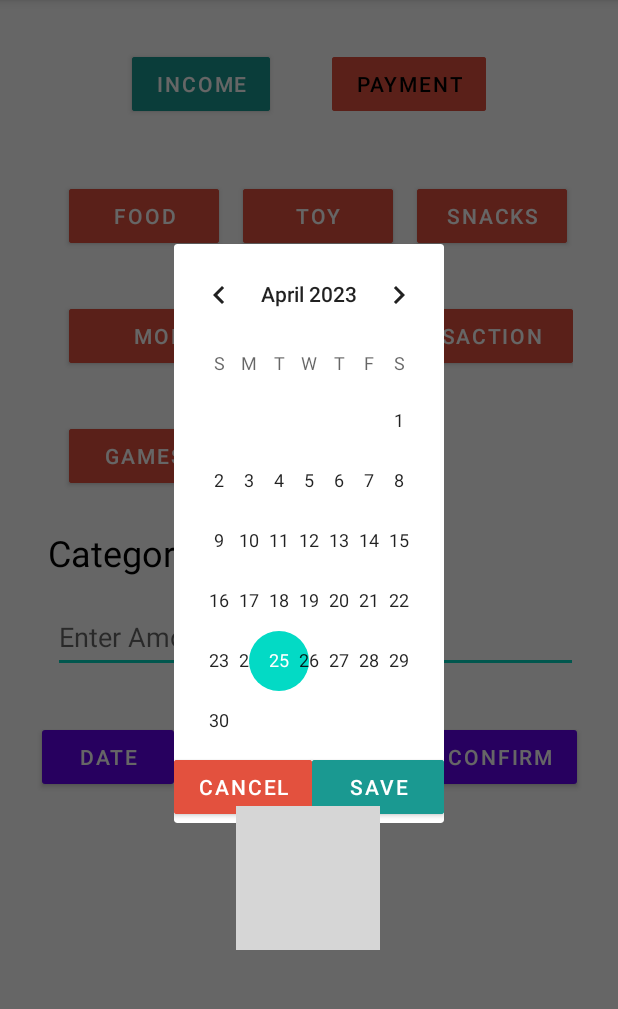
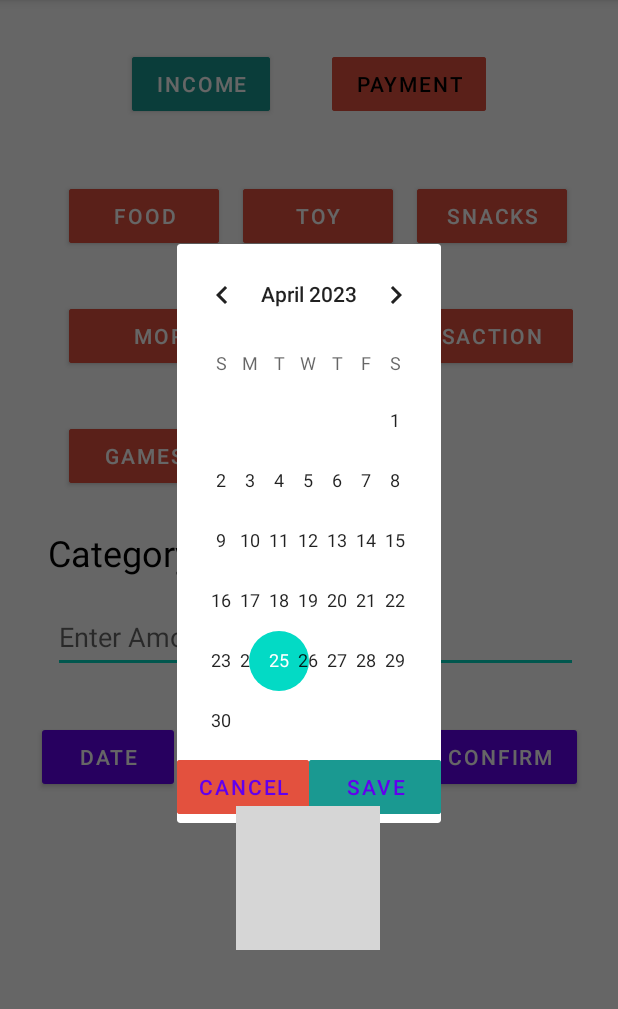
Before and after one commit to thegaminglegend/Financing-App, an Android app: the screen it shows after launch (MainActivity), after a tap on "DATE", on a phone screen of 412 x 824 dp, the part 84-1093 px from its top. Run offline under Robolectric (Android 15) with nearby library versions, the phone set to English and light mode, and no system bars; 3 other taps on this screen came first; grey boxes are pictures that could not be loaded.

Commit message:
init commit

```diff
--- a/app/src/main/java/edu/oru/cit352/moseszhao/finalprojectbudgetapp/FinanceDBHelper.java
+++ b/app/src/main/java/edu/oru/cit352/moseszhao/finalprojectbudgetapp/FinanceDBHelper.java
@@ -10,7 +10,7 @@ import android.util.Log;
 Name: Mengen Zhao
 Professor: Dr. Osborne
 Program: Financing App
-Date: 4/15/2023
+Date: 4/25/2023
 Description: An app that records financial spending and gain
 Class to help to manage Database to create table and update DB when version change
 */
--- a/app/src/main/java/edu/oru/cit352/moseszhao/finalprojectbudgetapp/MainActivity.java
+++ b/app/src/main/java/edu/oru/cit352/moseszhao/finalprojectbudgetapp/MainActivity.java
@@ -1,7 +1,6 @@
 package edu.oru.cit352.moseszhao.finalprojectbudgetapp;
 
 //Imports
-
 import static com.google.android.material.internal.ViewUtils.hideKeyboard;
 
 import androidx.appcompat.app.AppCompatActivity;
@@ -28,6 +27,15 @@ import org.w3c.dom.Text;
 import java.time.Month;
 import java.util.Calendar;
 
+/*
+Name: Mengen Zhao
+Professor: Dr. Osborne
+Program: Financing App
+Date: 4/25/2023
+Description: An app that records financial spending and gain and displays it each month.
+MainActivity class manages the main activity initializes all buttons and displays
+Stores a financial instance in the Database and opens up monthlyViewActivity
+*/
 
 public class MainActivity extends AppCompatActivity implements DatePickerDialog.SaveDateListener {
 
@@ -98,8 +106,6 @@ public class MainActivity extends AppCompatActivity implements DatePickerDialog.
                 currentFinance.setCategory(tvCategory.getText().toString());
             }
         });
-
-
     }
 
     //Function to initialize the buttons to control fragments
@@ -230,7 +236,7 @@ public class MainActivity extends AppCompatActivity implements DatePickerDialog.
                         wasSuccessful = fs.insertFinance(currentFinance);
                         //If inserted update the financeID
                         if(wasSuccessful){
-                            int newID = fs.getLastContactID();
+                            int newID = fs.getLastFinanceID();
                             currentFinance.setFinanceID(newID);
                         }
                     }
@@ -257,5 +263,4 @@ public class MainActivity extends AppCompatActivity implements DatePickerDialog.
         });
     }
 
-
 }
--- a/app/src/main/res/layout/activity_main.xml
+++ b/app/src/main/res/layout/activity_main.xml
@@ -15,10 +15,11 @@
         android:layout_marginTop="32dp"
         android:backgroundTint="@color/incomeGreen"
 
-        android:text="Income"
+        android:text="@string/income"
         app:cornerRadius="2dp"
         app:layout_constraintStart_toStartOf="parent"
-        app:layout_constraintTop_toTopOf="parent" />
+        app:layout_constraintTop_toTopOf="parent"
+        tools:ignore="TextContrastCheck" />
 
     <Button
         android:id="@+id/buttonPayment"
@@ -26,11 +27,12 @@
         android:layout_height="wrap_content"
         android:layout_marginTop="32dp"
         android:layout_marginEnd="88dp"
-        android:text="Payment"
+        android:backgroundTint="@color/paymentRed"
+        android:text="@string/payment"
         app:cornerRadius="2dp"
-        android:backgroundTint="@color/paymentRed"
         app:layout_constraintEnd_toEndOf="parent"
-        app:layout_constraintTop_toTopOf="parent" />
+        app:layout_constraintTop_toTopOf="parent"
+        tools:ignore="TextContrastCheck" />
 
 
     <androidx.fragment.app.FragmentContainerView
@@ -50,14 +52,16 @@
         android:layout_height="wrap_content"
         android:layout_marginTop="16dp"
         android:ems="10"
-        android:hint="Enter Amount"
+        android:hint="@string/enter_amount"
         android:inputType="numberDecimal"
         android:minHeight="48dp"
         android:text=""
         app:layout_constraintEnd_toEndOf="parent"
         app:layout_constraintHorizontal_bias="0.573"
         app:layout_constraintStart_toStartOf="parent"
-        app:layout_constraintTop_toBottomOf="@+id/textViewCategory" />
+        app:layout_constraintTop_toBottomOf="@+id/textViewCategory"
+        tools:ignore="TextContrastCheck"
+        android:importantForAutofill="no" />
 
     <Button
         android:id="@+id/buttonDate"
@@ -65,7 +69,7 @@
         android:layout_height="wrap_content"
         android:layout_marginStart="28dp"
         android:layout_marginTop="32dp"
-        android:text="Date"
+        android:text="@string/date"
         app:cornerRadius="2dp"
         app:layout_constraintStart_toStartOf="parent"
         app:layout_constraintTop_toBottomOf="@+id/editTextTextAmount" />
@@ -76,7 +80,7 @@
         android:layout_height="wrap_content"
         android:layout_marginStart="24dp"
         android:layout_marginTop="40dp"
-        android:text="10/30/1999"
+        android:text="@string/_10_30_1999"
         android:textSize="24sp"
         app:layout_constraintStart_toEndOf="@+id/buttonDate"
         app:layout_constraintTop_toBottomOf="@+id/editTextTextAmount" />
@@ -87,7 +91,7 @@
         android:layout_height="wrap_content"
         android:layout_marginStart="16dp"
         android:layout_marginTop="32dp"
-        android:text="confirm"
+        android:text="@string/confirm"
         app:cornerRadius="2dp"
         app:layout_constraintStart_toEndOf="@+id/textViewDate"
         app:layout_constraintTop_toBottomOf="@+id/editTextTextAmount" />
@@ -98,7 +102,7 @@
         android:layout_height="wrap_content"
         android:layout_marginStart="32dp"
         android:layout_marginTop="24dp"
-        android:text="Category: "
+        android:text="@string/category"
         android:textColor="#000000"
         android:textSize="24sp"
         app:layout_constraintStart_toStartOf="parent"
@@ -125,7 +129,8 @@
         app:layout_constraintHorizontal_bias="0.498"
         app:layout_constraintStart_toStartOf="parent"
         app:layout_constraintTop_toBottomOf="@+id/textViewDate"
-        app:srcCompat="@drawable/calendar" />
+        app:srcCompat="@drawable/calendar"
+        android:contentDescription="@string/todo" />
 
 
 </androidx.constraintlayout.widget.ConstraintLayout>
--- a/app/src/main/res/layout/date_selection.xml
+++ b/app/src/main/res/layout/date_selection.xml
@@ -1,6 +1,7 @@
 <?xml version="1.0" encoding="utf-8"?>
 <LinearLayout xmlns:android="http://schemas.android.com/apk/res/android"
     xmlns:app="http://schemas.android.com/apk/res-auto"
+    xmlns:tools="http://schemas.android.com/tools"
     android:layout_width="match_parent"
     android:layout_height="wrap_content"
     android:gravity="end"
@@ -22,8 +23,10 @@
             android:layout_height="wrap_content"
             android:layout_weight="1"
             android:backgroundTint="@color/paymentRed"
-            android:text="cancel"
-            app:cornerRadius="2dp" />
+            android:text="@string/cancel"
+            app:cornerRadius="2dp"
+            tools:ignore="TextContrastCheck"
+            style="?android:attr/buttonBarButtonStyle" />
 
         <Button
             android:id="@+id/buttonSave"
@@ -31,7 +34,9 @@
             android:layout_height="wrap_content"
             android:layout_weight="1"
             android:backgroundTint="@color/incomeGreen"
-            android:text="Save"
-            app:cornerRadius="2dp" />
+            android:text="@string/save"
+            app:cornerRadius="2dp"
+            tools:ignore="TextContrastCheck"
+            style="?android:attr/buttonBarButtonStyle" />
     </LinearLayout>
 </LinearLayout>
--- a/app/src/main/res/layout/fragment_payment.xml
+++ b/app/src/main/res/layout/fragment_payment.xml
@@ -16,11 +16,12 @@
             android:layout_height="wrap_content"
             android:layout_marginStart="16dp"
             android:layout_marginTop="32dp"
-            android:text="Food"
+            android:backgroundTint="@color/paymentRed"
+            android:text="@string/food"
             app:cornerRadius="2dp"
-            android:backgroundTint="@color/paymentRed"
             app:layout_constraintStart_toStartOf="parent"
-            app:layout_constraintTop_toTopOf="parent" />
+            app:layout_constraintTop_toTopOf="parent"
+            tools:ignore="TextContrastCheck" />
 
         <Button
             android:id="@+id/buttonToy"
@@ -28,11 +29,12 @@
             android:layout_height="wrap_content"
             android:layout_marginStart="16dp"
             android:layout_marginTop="32dp"
-            android:text="Toy"
+            android:backgroundTint="@color/paymentRed"
+            android:text="@string/toy"
             app:cornerRadius="2dp"
-            android:backgroundTint="@color/paymentRed"
             app:layout_constraintStart_toEndOf="@+id/buttonFood"
-            app:layout_constraintTop_toTopOf="parent" />
+            app:layout_constraintTop_toTopOf="parent"
+            tools:ignore="TextContrastCheck" />
 
         <Button
             android:id="@+id/buttonSnacks"
@@ -40,11 +42,12 @@
             android:layout_height="wrap_content"
             android:layout_marginStart="16dp"
             android:layout_marginTop="32dp"
-            android:text="Snacks"
+            android:backgroundTint="@color/paymentRed"
+            android:text="@string/snacks"
             app:cornerRadius="2dp"
-            android:backgroundTint="@color/paymentRed"
             app:layout_constraintStart_toEndOf="@+id/buttonToy"
-            app:layout_constraintTop_toTopOf="parent" />
+            app:layout_constraintTop_toTopOf="parent"
+            tools:ignore="TextContrastCheck" />
 
         <Button
             android:id="@+id/buttonMortgage"
@@ -52,11 +55,12 @@
             android:layout_height="wrap_content"
             android:layout_marginStart="16dp"
             android:layout_marginTop="32dp"
-            android:text="Mortgage"
+            android:backgroundTint="@color/paymentRed"
+            android:text="@string/mortgage"
             app:cornerRadius="2dp"
-            android:backgroundTint="@color/paymentRed"
             app:layout_constraintStart_toStartOf="parent"
-            app:layout_constraintTop_toBottomOf="@+id/buttonFood" />
+            app:layout_constraintTop_toBottomOf="@+id/buttonFood"
+            tools:ignore="TextContrastCheck" />
 
         <Button
             android:id="@+id/buttonTransaction"
@@ -64,11 +68,12 @@
             android:layout_height="wrap_content"
             android:layout_marginStart="16dp"
             android:layout_marginTop="32dp"
-            android:text="Transaction"
+            android:backgroundTint="@color/paymentRed"
+            android:text="@string/transaction"
             app:cornerRadius="2dp"
-            android:backgroundTint="@color/paymentRed"
             app:layout_constraintStart_toEndOf="@+id/buttonMortgage"
-            app:layout_constraintTop_toBottomOf="@+id/buttonToy" />
+            app:layout_constraintTop_toBottomOf="@+id/buttonToy"
+            tools:ignore="TextContrastCheck" />
 
         <Button
             android:id="@+id/buttonGames"
@@ -76,11 +81,12 @@
             android:layout_height="wrap_content"
             android:layout_marginStart="16dp"
             android:layout_marginTop="32dp"
-            android:text="Games"
+            android:backgroundTint="@color/paymentRed"
+            android:text="@string/games"
             app:cornerRadius="2dp"
-            android:backgroundTint="@color/paymentRed"
             app:layout_constraintStart_toStartOf="parent"
-            app:layout_constraintTop_toBottomOf="@+id/buttonMortgage" />
+            app:layout_constraintTop_toBottomOf="@+id/buttonMortgage"
+            tools:ignore="TextContrastCheck" />
 
         <Button
             android:id="@+id/buttonOtherPayment"
@@ -88,10 +94,11 @@
             android:layout_height="wrap_content"
             android:layout_marginStart="16dp"
             android:layout_marginTop="32dp"
-            android:text="Other"
+            android:backgroundTint="@color/paymentRed"
+            android:text="@string/other"
             app:cornerRadius="2dp"
-            android:backgroundTint="@color/paymentRed"
             app:layout_constraintStart_toEndOf="@+id/buttonGames"
-            app:layout_constraintTop_toBottomOf="@+id/buttonTransaction" />
+            app:layout_constraintTop_toBottomOf="@+id/buttonTransaction"
+            tools:ignore="TextContrastCheck" />
     </androidx.constraintlayout.widget.ConstraintLayout>
 </FrameLayout>
--- a/app/src/main/res/values/strings.xml
+++ b/app/src/main/res/values/strings.xml
@@ -2,4 +2,28 @@
     <string name="app_name">Final Project Budget App</string>
     <!-- TODO: Remove or change this placeholder text -->
     <string name="hello_blank_fragment">Hello blank fragment</string>
+    <string name="income">Income</string>
+    <string name="enter_amount">Enter Amount</string>
+    <string name="date">Date</string>
+    <string name="_10_30_1999">10/30/1999</string>
+    <string name="confirm">confirm</string>
+    <string name="category">Category:</string>
+    <string name="payment">Payment</string>
+    <string name="todo">TODO</string>
+    <string name="cancel">cancel</string>
+    <string name="save">Save</string>
+    <string name="pay">Pay</string>
+    <string name="red_bag">Red Bag</string>
+    <string name="saving">Saving</string>
+    <string name="transaction">Transaction</string>
+    <string name="other">Other</string>
+    <string name="gift">Gift</string>
+    <string name="stock">Stock</string>
+    <string name="_4_20_1999">4/20/1999</string>
+    <string name="money">money</string>
+    <string name="food">Food</string>
+    <string name="snacks">Snacks</string>
+    <string name="games">Games</string>
+    <string name="mortgage">Mortgage</string>
+    <string name="toy">Toy</string>
 </resources>
```
Also changed, not shown: app/src/main/java/edu/oru/cit352/moseszhao/finalprojectbudgetapp/DatePickerDialog.java (+4 -4 lines), app/src/main/java/edu/oru/cit352/moseszhao/finalprojectbudgetapp/Finance.java (+5 -4 lines), app/src/main/java/edu/oru/cit352/moseszhao/finalprojectbudgetapp/FinanceAdapter.java (+8 -10 lines), app/src/main/java/edu/oru/cit352/moseszhao/finalprojectbudgetapp/FinanceDataSource.java (+9 -39 lines), app/src/main/java/edu/oru/cit352/moseszhao/finalprojectbudgetapp/MonthlyViewActivity.java (+14 -6 lines), app/src/main/java/edu/oru/cit352/moseszhao/finalprojectbudgetapp/incomeFragment.java (+11 -4 lines), app/src/main/java/edu/oru/cit352/moseszhao/finalprojectbudgetapp/paymentFragment.java (+9 -7 lines), app/src/main/res/layout/finance_instance.xml (+4 -9 lines), app/src/main/res/layout/fragment_income.xml (+28 -21 lines).
